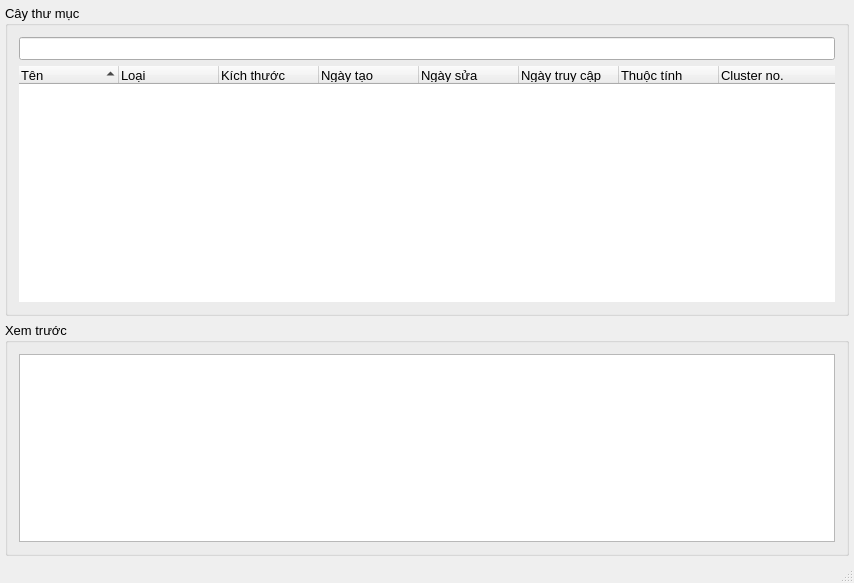
Qt form FileSystem/TreeFolderGUI.ui (git03-Nguyen/FileSystem-Manager) before a commit.
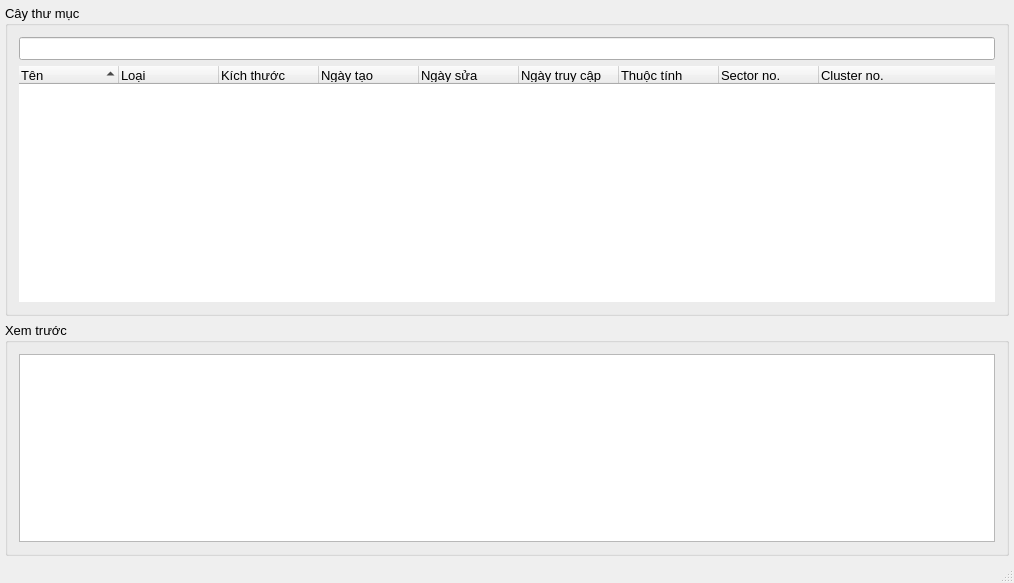
The same form after that commit.

What changed in the file:
```diff
--- a/FileSystem/TreeFolderGUI.ui
+++ b/FileSystem/TreeFolderGUI.ui
@@ -6,7 +6,7 @@
    <rect>
     <x>0</x>
     <y>0</y>
-    <width>854</width>
+    <width>1014</width>
     <height>583</height>
    </rect>
   </property>
@@ -133,6 +133,16 @@
            </font>
           </property>
          </column>
+         <column>
+          <property name="text">
+           <string>Sector no.</string>
+          </property>
+          <property name="font">
+           <font>
+            <fontweight>DemiBold</fontweight>
+           </font>
+          </property>
+         </column>
          <column>
           <property name="text">
            <string>Cluster no.</string>
```
Left out of the diff: 2 changed lines with no effect on the pictures.
